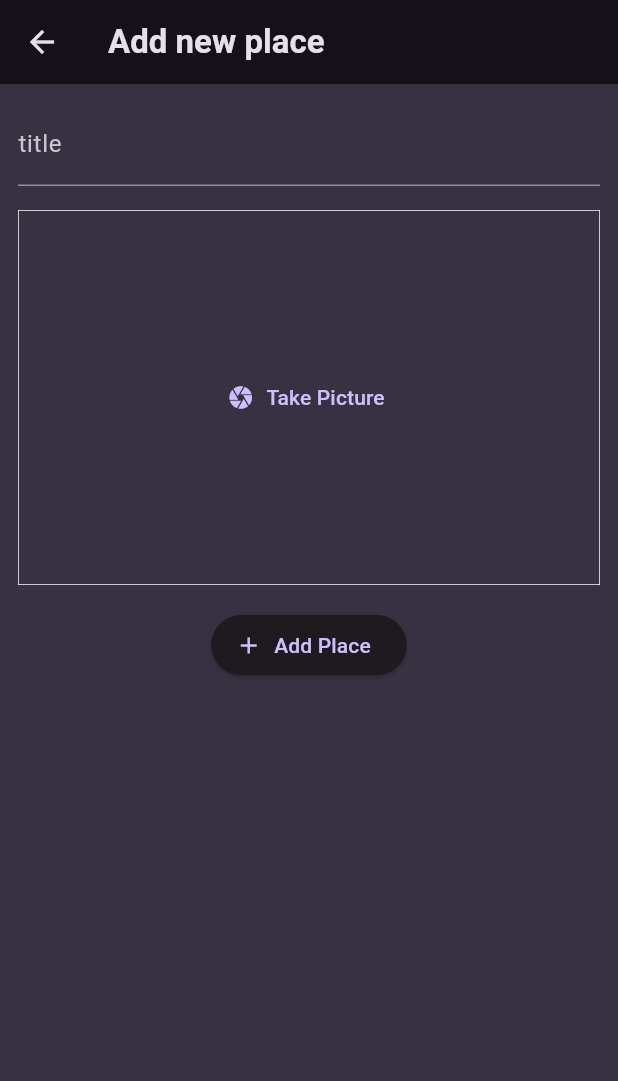
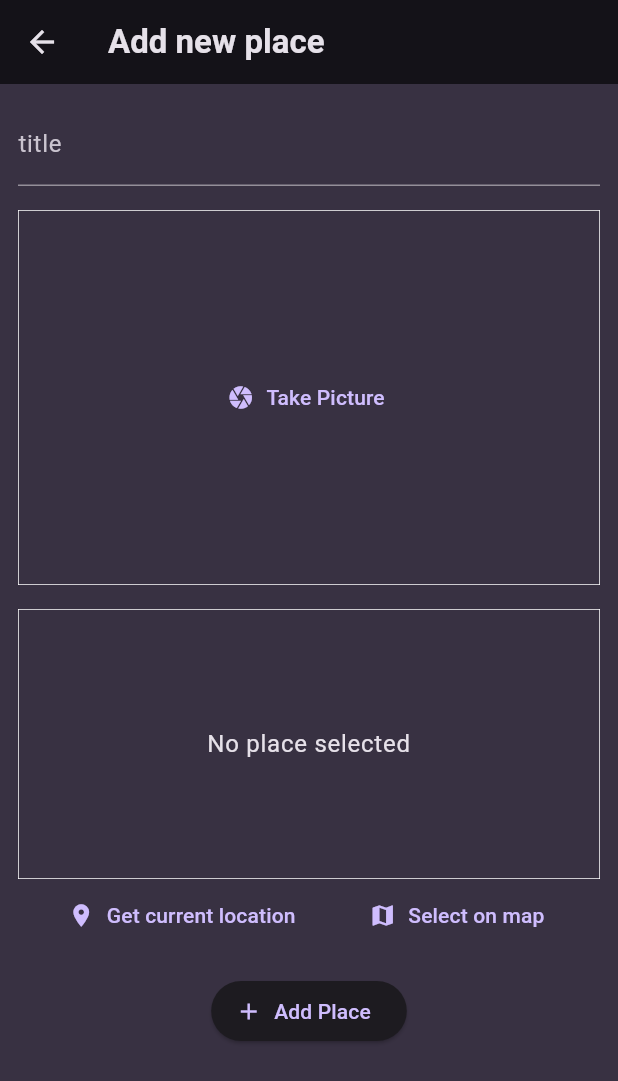
Before and after one commit to mahmoud-alwakeel/fav_places, a Flutter app: the AddNewPlaceScreen screen opened directly, on a phone screen of 412 x 824 dp. Shown: the top 1081 px of the screen. Run offline on Flutter 3.47's test engine with Material 3 defaults, Android fonts, the phone set to English and light mode, and no system bars; our stand-ins replace flutter_riverpod, google_fonts, image_picker, location.

Commit message:
getting current user location

```diff
--- a/lib/screens/add_new_place_screen.dart
+++ b/lib/screens/add_new_place_screen.dart
@@ -2,6 +2,7 @@ import 'dart:io';
 
 import 'package:fav_places/providers/user_places.dart';
 import 'package:fav_places/widgets/image_input.dart';
+import 'package:fav_places/widgets/location_input.dart';
 import 'package:flutter/material.dart';
 import 'package:flutter_riverpod/flutter_riverpod.dart';
 
@@ -66,6 +67,10 @@ class _AddNewPlaceScreenState extends ConsumerState<AddNewPlaceScreen> {
               const SizedBox(
                 height: 16,
               ),
+              const LocationInput(),
+              const SizedBox(
+                height: 16,
+              ),
               ElevatedButton.icon(
                 icon: const Icon(Icons.add),
                 onPressed: _savePlace,
--- /dev/null
+++ b/lib/widgets/location_input.dart
@@ -0,0 +1,100 @@
+import 'package:flutter/material.dart';
+import 'package:location/location.dart';
+
+class LocationInput extends StatefulWidget {
+  const LocationInput({super.key});
+
+  @override
+  State<LocationInput> createState() => _LocationInputState();
+}
+
+class _LocationInputState extends State<LocationInput> {
+  Location? pickedLocation;
+  bool isGettingLocation = false;
+
+  void _getCurrentLocation() async {
+    Location location = Location();
+
+    bool serviceEnabled;
+    PermissionStatus permissionGranted;
+    LocationData locationData;
+
+    serviceEnabled = await location.serviceEnabled();
+    if (!serviceEnabled) {
+      serviceEnabled = await location.requestService();
+      if (!serviceEnabled) {
+        return;
+      }
+    }
+
+    permissionGranted = await location.hasPermission();
+    if (permissionGranted == PermissionStatus.denied) {
+      permissionGranted = await location.requestPermission();
+      if (permissionGranted != PermissionStatus.granted) {
+        return;
+      }
+    }
+
+    setState(() {
+      isGettingLocation = true;
+    });
+    locationData = await location.getLocation();
+    setState(() {
+      isGettingLocation = false;
+    });
+    print(locationData.latitude);
+    print(locationData.longitude);
+  }
+
+  @override
+  Widget build(BuildContext context) {
+    return Column(
+      children: [
+        Container(
+          height: 180,
+          width: double.infinity,
+          alignment: Alignment.center,
+          decoration: BoxDecoration(
+            border: Border.all(
+              width: 0.5,
+              color: Colors.white,
+            ),
+          ),
+          child: isGettingLocation == false
+              ? Text(
+                  'No place selected',
+                  textAlign: TextAlign.center,
+                  style: Theme.of(context).textTheme.bodyLarge!.copyWith(
+                      color: Theme.of(context).colorScheme.onBackground),
+                )
+              : const Center(
+                  child: CircularProgressIndicator(),
+                ),
+        ),
+        Row(
+          mainAxisAlignment: MainAxisAlignment.spaceEvenly,
+          children: [
+            TextButton.icon(
+              onPressed: _getCurrentLocation,
+              label: const Text(
+                'Get current location',
+              ),
+              icon: const Icon(
+                Icons.location_on,
+              ),
+            ),
+            TextButton.icon(
+              onPressed: () {},
+              label: const Text(
+                'Select on map',
+              ),
+              icon: const Icon(
+                Icons.map,
+              ),
+            ),
+          ],
+        )
+      ],
+    );
+  }
+}
--- a/pubspec.yaml
+++ b/pubspec.yaml
@@ -39,6 +39,7 @@ dependencies:
   flutter_riverpod: ^2.5.1
   uuid: ^4.4.2
   image_picker: ^1.1.2
+  location: ^7.0.0
 
 dev_dependencies:
   flutter_test:
```
Also changed, not shown: pubspec.lock, 2 other files.
